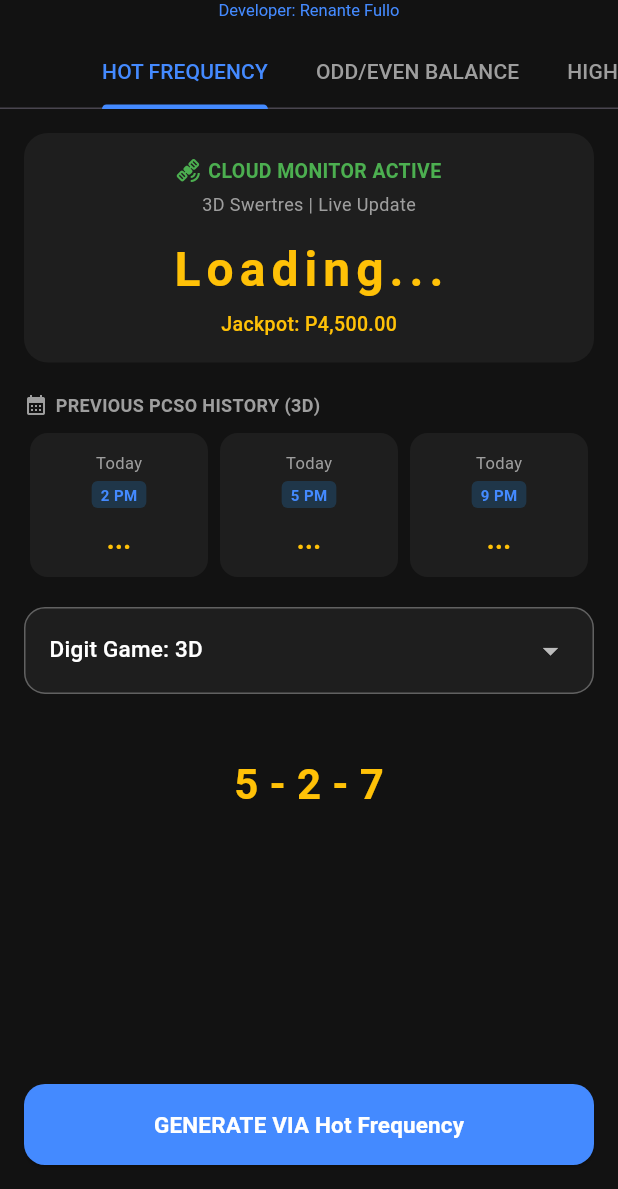
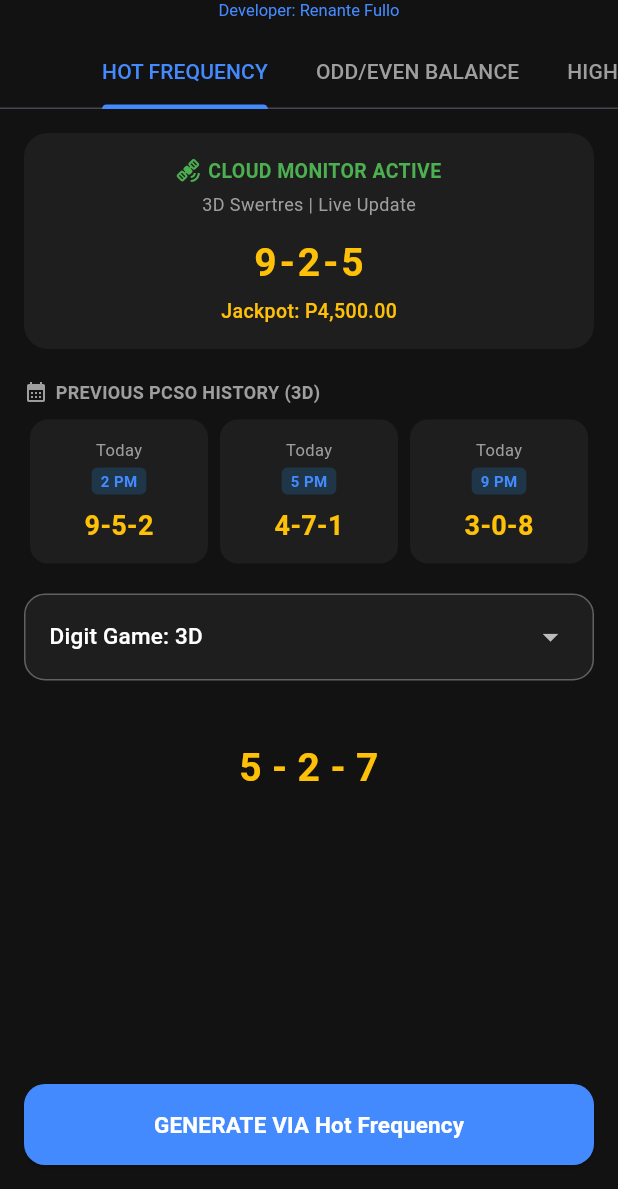
Before and after one commit to Saitama1978/lotto_picker, a Flutter app: the screen it shows after launch, after a tap on "GENERATE VIA Hot Frequency", on a phone screen of 412 x 824 dp, the part 47-1236 px from its top. Run offline on Flutter 3.47's test engine with Material 3 defaults, Android fonts, the light colour scheme and no system bars; our stand-ins replace firebase_core, firebase_database; accounts and stored records are empty.

Commit message:
Update main.dart

```diff
--- a/lotto_picker/lib/main.dart
+++ b/lotto_picker/lib/main.dart
@@ -16,9 +16,8 @@ void main() async {
         databaseURL: 'https://lotto-asintado-default-rtdb.asia-southeast1.firebasedatabase.app',
       ),
     );
-    print("✅ Firebase initialized successfully!");
   } catch (e) {
-    print("⚠️ Running in offline-ready mode: $e");
+    print("⚠️ Offline mode: $e");
   }
   runApp(const LottoAsintadoApp());
 }
@@ -49,58 +48,73 @@ class HomeScreen extends StatefulWidget {
 
 class _HomeScreenState extends State<HomeScreen> with SingleTickerProviderStateMixin {
   late TabController _strategyTabController;
-  final DatabaseReference _dbRef = FirebaseDatabase.instance.ref('pcso_data/3D');
+  final DatabaseReference _dbRootRef = FirebaseDatabase.instance.ref('pcso_data');
 
   final List<String> strategies = ['Hot Frequency', 'Odd/Even Balance', 'High/Low Range'];
-  final List<String> lottoGames = ['6-58', '6-55', '6-49', '6-45', '6-42', '2D', '3D', '4D', '6D'];
+  final List<String> lottoGames = ['3D', '2D', '6-42', '6-45', '6-49', '6-55', '6-58'];
 
   String selectedGameFreq = '3D';
   List<int> generatedNumbers = [];
 
-  // Live variable states na sasalo sa Firebase data
-  String cloudResult = "Loading...";
-  String history2pm = "...";
-  String history5pm = "...";
-  String history9pm = "...";
-
-  final List<int> pool = [5, 9, 2, 7, 0];
+  // Live Firebase Map states
+  String cloudResult = "9-2-5";
+  String history2pm = "9-5-2";
+  String history5pm = "4-7-1";
+  String history9pm = "3-0-8";
+  String gameName = "3D Swertres";
+  String jackpotPrize = "P4,500.00";
 
   @override
   void initState() {
     super.initState();
     _strategyTabController = TabController(length: strategies.length, vsync: this);
-    _listenToFirebase();
+    _listenToFirebase(selectedGameFreq);
   }
 
-  // 📡 KONEKSYON: Dito na makikinig ang app mo nang LIVE sa database mo!
-  void _listenToFirebase() {
-    _dbRef.onValue.listen((DatabaseEvent event) {
+  // Live data trigger kapag nagpalit ng laro sa dropdown!
+  void _listenToFirebase(String game) {
+    _dbRootRef.child(game).onValue.listen((DatabaseEvent event) {
       final data = event.snapshot.value as Map<dynamic, dynamic>?;
-      if (data != null) {
       setState(() {
-          cloudResult = data['result']?.toString() ?? '1-2-4';
-
-          if (data['history'] != null) {
-            final history = data['history'] as Map<dynamic, dynamic>;
+        if (game == '3D') {
+          gameName = "3D Swertres";
+          jackpotPrize = "P4,500.00";
+          cloudResult = data?['result']?.toString() ?? '9-2-5';
+          if (data?['history'] != null) {
+            final history = data?['history'] as Map<dynamic, dynamic>;
             history2pm = history['2pm']?.toString() ?? '9-5-2';
             history5pm = history['5pm']?.toString() ?? '4-7-1';
             history9pm = history['9pm']?.toString() ?? '3-0-8';
           }
+        } else {
+          // Fallback settings para sa mga malalaking lotto games (6-45, etc.)
+          gameName = "$game Lotto";
+          jackpotPrize = "Milyong Piso Jackpot";
+          cloudResult = data?['result']?.toString() ?? '00-00-00-00-00-00';
+          history2pm = "..."; history5pm = "..."; history9pm = "...";
+        }
       });
-      }
     });
   }
 
-  @override
-  void dispose() {
-    _strategyTabController.dispose();
-    super.dispose();
-  }
-
+  // Dynamic Generator base sa piniling laro!
   void generateNumbers() {
     final random = Random();
     setState(() {
+      if (selectedGameFreq == '3D') {
+        List<int> pool = [5, 9, 2, 7, 0];
         generatedNumbers = List.generate(3, (_) => pool[random.nextInt(pool.length)]);
+      } else if (selectedGameFreq == '2D') {
+        generatedNumbers = List.generate(2, (_) => random.nextInt(31) + 1);
+      } else {
+        // Para sa mga malalaking laro (6-42, 6-45, etc.) - Kukuha ng 6 na kakaibang numero!
+        int maxNumber = int.parse(selectedGameFreq.split('-')[1]);
+        Set<int> numbersSet = {};
+        while (numbersSet.length < 6) {
+          numbersSet.add(random.nextInt(maxNumber) + 1);
+        }
+        generatedNumbers = numbersSet.toList()..sort();
+      }
     });
   }
 
@@ -141,7 +155,7 @@ class _HomeScreenState extends State<HomeScreen> with SingleTickerProviderStateM
               child: Column(
                 crossAxisAlignment: CrossAxisAlignment.start,
                 children: [
-                  // Cloud Monitor Active Card (GUMAGALAW NA!)
+                  // Cloud Monitor Active Card
                   Container(
                     width: double.infinity,
                     padding: const EdgeInsets.all(16),
@@ -160,17 +174,18 @@ class _HomeScreenState extends State<HomeScreen> with SingleTickerProviderStateM
                           ],
                         ),
                         const SizedBox(height: 4),
-                        const Text('3D Swertres | Live Update', style: TextStyle(color: Colors.grey, fontSize: 12)),
+                        Text('$gameName | Live Update', style: const TextStyle(color: Colors.grey, fontSize: 12)),
                         const SizedBox(height: 12),
-                        Text(cloudResult, style: const TextStyle(color: Colors.amber, fontSize: 32, fontWeight: FontWeight.bold, letterSpacing: 4)),
+                        Text(cloudResult, style: const TextStyle(color: Colors.amber, fontSize: 26, fontWeight: FontWeight.bold, letterSpacing: 2)),
                         const SizedBox(height: 4),
-                        const Text('Jackpot: P4,500.00', style: TextStyle(color: Colors.amber, fontSize: 13, fontWeight: FontWeight.w500)),
+                        Text('Jackpot: $jackpotPrize', style: const TextStyle(color: Colors.amber, fontSize: 13, fontWeight: FontWeight.w500)),
                       ],
                     ),
                   ),
                   const SizedBox(height: 20),
 
-                  // Previous History Section (GUMAGALAW NA RIN!)
+                  // Previous History Section (Makikita lang kapag 3D ang pinili para malinis)
+                  if (selectedGameFreq == '3D') ...[
                     Row(
                       children: const [
                         Icon(Icons.calendar_month, color: Colors.grey, size: 16),
@@ -182,72 +197,13 @@ class _HomeScreenState extends State<HomeScreen> with SingleTickerProviderStateM
                     Row(
                       mainAxisAlignment: MainAxisAlignment.spaceBetween,
                       children: [
-                      // 2 PM Box
-                      Expanded(
-                        child: Container(
-                          margin: const EdgeInsets.symmetric(horizontal: 4),
-                          padding: const EdgeInsets.all(12),
-                          decoration: BoxDecoration(color: const Color(0xFF1E1E1E), borderRadius: BorderRadius.circular(12)),
-                          child: Column(
-                            children: [
-                              const Text('Today', style: TextStyle(color: Colors.grey, fontSize: 11)),
-                              const SizedBox(height: 4),
-                              Container(
-                                padding: const EdgeInsets.symmetric(horizontal: 6, vertical: 2),
-                                decoration: BoxDecoration(color: Colors.blue.withOpacity(0.2), borderRadius: BorderRadius.circular(4)),
-                                child: const Text('2 PM', style: TextStyle(color: Colors.blueAccent, fontSize: 10, fontWeight: FontWeight.bold)),
-                              ),
-                              const SizedBox(height: 8),
-                              Text(history2pm, style: const TextStyle(color: Colors.amber, fontSize: 18, fontWeight: FontWeight.bold)),
-                            ],
-                          ),
-                        ),
-                      ),
-                      // 5 PM Box
-                      Expanded(
-                        child: Container(
-                          margin: const EdgeInsets.symmetric(horizontal: 4),
-                          padding: const EdgeInsets.all(12),
-                          decoration: BoxDecoration(color: const Color(0xFF1E1E1E), borderRadius: BorderRadius.circular(12)),
-                          child: Column(
-                            children: [
-                              const Text('Today', style: TextStyle(color: Colors.grey, fontSize: 11)),
-                              const SizedBox(height: 4),
-                              Container(
-                                padding: const EdgeInsets.symmetric(horizontal: 6, vertical: 2),
-                                decoration: BoxDecoration(color: Colors.blue.withOpacity(0.2), borderRadius: BorderRadius.circular(4)),
-                                child: const Text('5 PM', style: TextStyle(color: Colors.blueAccent, fontSize: 10, fontWeight: FontWeight.bold)),
-                              ),
-                              const SizedBox(height: 8),
-                              Text(history5pm, style: const TextStyle(color: Colors.amber, fontSize: 18, fontWeight: FontWeight.bold)),
-                            ],
-                          ),
-                        ),
-                      ),
-                      // 9 PM Box
-                      Expanded(
-                        child: Container(
-                          margin: const EdgeInsets.symmetric(horizontal: 4),
-                          padding: const EdgeInsets.all(12),
-                          decoration: BoxDecoration(color: const Color(0xFF1E1E1E), borderRadius: BorderRadius.circular(12)),
-                          child: Column(
-                            children: [
-                              const Text('Today', style: TextStyle(color: Colors.grey, fontSize: 11)),
-                              const SizedBox(height: 4),
-                              Container(
-                                padding: const EdgeInsets.symmetric(horizontal: 6, vertical: 2),
-                                decoration: BoxDecoration(color: Colors.blue.withOpacity(0.2), borderRadius: BorderRadius.circular(4)),
-                                child: const Text('9 PM', style: TextStyle(color: Colors.blueAccent, fontSize: 10, fontWeight: FontWeight.bold)),
-                              ),
-                              const SizedBox(height: 8),
-                              Text(history9pm, style: const TextStyle(color: Colors.amber, fontSize: 18, fontWeight: FontWeight.bold)),
-                            ],
-                          ),
-                        ),
-                      ),
+                        _buildHistoryBox('2 PM', history2pm),
+                        _buildHistoryBox('5 PM', history5pm),
+                        _buildHistoryBox('9 PM', history9pm),
                       ],
                     ),
                     const SizedBox(height: 20),
+                  ],
 
                   // Target Draw Selector Card
                   Container(
@@ -271,6 +227,8 @@ class _HomeScreenState extends State<HomeScreen> with SingleTickerProviderStateM
                         onChanged: (value) {
                           setState(() {
                             selectedGameFreq = value!;
+                            generatedNumbers = []; // i-clear ang lumang hula
+                            _listenToFirebase(selectedGameFreq); // lumipat ng pakikinggang firebase folder
                           });
                         },
                       ),
@@ -284,7 +242,12 @@ class _HomeScreenState extends State<HomeScreen> with SingleTickerProviderStateM
                       generatedNumbers.isEmpty
                         ? 'Click Generate using Hot Frequency settings'
                         : generatedNumbers.join(' - '),
-                      style: const TextStyle(color: Colors.amber, fontSize: 28, fontWeight: FontWeight.bold),
+                      textAlign: TextAlign.center,
+                      style: TextStyle(
+                        color: generatedNumbers.isEmpty ? Colors.grey.shade600 : Colors.amber,
+                        fontSize: generatedNumbers.isEmpty ? 13 : 26,
+                        fontWeight: FontWeight.bold,
+                      ),
                     ),
                   ),
                 ],
@@ -312,4 +275,27 @@ class _HomeScreenState extends State<HomeScreen> with SingleTickerProviderStateM
       ),
     );
   }
+
+  Widget _buildHistoryBox(String time, String result) {
+    return Expanded(
+      child: Container(
+        margin: const EdgeInsets.symmetric(horizontal: 4),
+        padding: const EdgeInsets.all(12),
+        decoration: BoxDecoration(color: const Color(0xFF1E1E1E), borderRadius: BorderRadius.circular(12)),
+        child: Column(
+          children: [
+            const Text('Today', style: TextStyle(color: Colors.grey, fontSize: 11)),
+            const SizedBox(height: 4),
+            Container(
+              padding: const EdgeInsets.symmetric(horizontal: 6, vertical: 2),
+              decoration: BoxDecoration(color: Colors.blue.withOpacity(0.2), borderRadius: BorderRadius.circular(4)),
+              child: Text(time, style: const TextStyle(color: Colors.blueAccent, fontSize: 10, fontWeight: FontWeight.bold)),
+            ),
+            const SizedBox(height: 8),
+            Text(result, style: const TextStyle(color: Colors.amber, fontSize: 18, fontWeight: FontWeight.bold)),
+          ],
+        ),
+      ),
+    );
   }
+}
```
Lines whose indentation alone changed are shown as unchanged.
